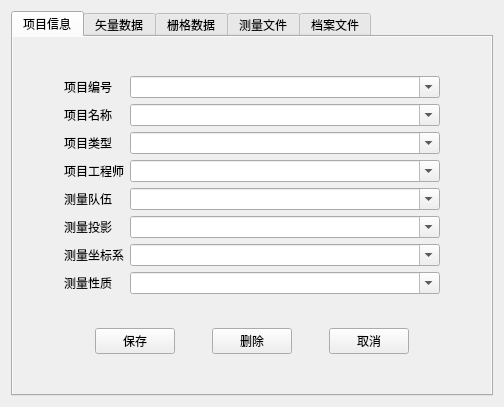
JUBO1992/QtGuiApplication, file QtGuiApplication/QtGuiApplication/projectregisterwnd.ui: the form before one commit.
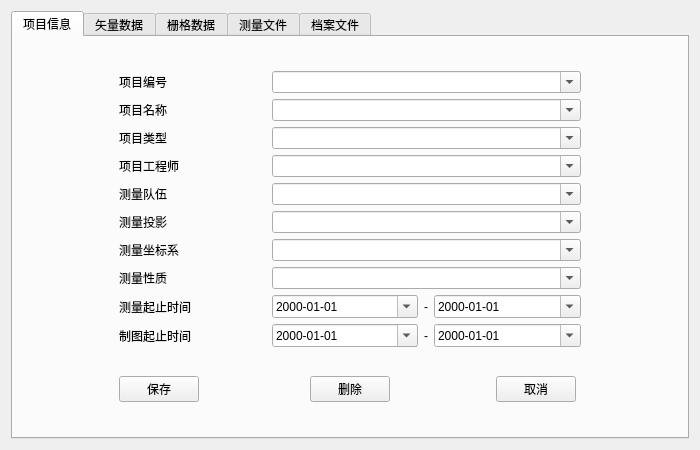
The form after the commit.

Patch:
```diff
--- a/QtGuiApplication/QtGuiApplication/projectregisterwnd.ui
+++ b/QtGuiApplication/QtGuiApplication/projectregisterwnd.ui
@@ -6,58 +6,125 @@
    <rect>
     <x>0</x>
     <y>0</y>
-    <width>504</width>
-    <height>407</height>
+    <width>700</width>
+    <height>450</height>
    </rect>
   </property>
   <property name="windowTitle">
    <string>项目登记</string>
   </property>
-  <property name="autoFillBackground">
-   <bool>true</bool>
-  </property>
-  <layout class="QVBoxLayout" name="verticalLayout">
-   <item>
+  <layout class="QGridLayout" name="gridLayout_6">
+   <item row="0" column="0">
     <widget class="QTabWidget" name="tabWidget_survey">
-     <property name="autoFillBackground">
-      <bool>true</bool>
-     </property>
      <property name="currentIndex">
       <number>0</number>
      </property>
      <widget class="QWidget" name="tab">
-      <property name="autoFillBackground">
-       <bool>true</bool>
-      </property>
       <attribute name="title">
        <string>项目信息</string>
       </attribute>
-      <layout class="QHBoxLayout" name="horizontalLayout_2" stretch="0,1,0">
-       <item>
-        <spacer name="horizontalSpacer_3">
-         <property name="orientation">
-          <enum>Qt::Horizontal</enum>
+      <layout class="QGridLayout" name="gridLayout_7">
+       <item row="1" column="0">
+        <widget class="QPushButton" name="pushButton_saveProject">
+         <property name="sizePolicy">
+          <sizepolicy hsizetype="Fixed" vsizetype="Fixed">
+           <horstretch>0</horstretch>
+           <verstretch>0</verstretch>
+          </sizepolicy>
          </property>
-         <property name="sizeHint" stdset="0">
-          <size>
-           <width>40</width>
-           <height>20</height>
-          </size>
+         <property name="text">
+          <string>保存</string>
          </property>
-        </spacer>
+        </widget>
        </item>
-       <item>
-        <layout class="QVBoxLayout" name="verticalLayout_2" stretch="8,1">
-         <item>
-          <layout class="QGridLayout" name="gridLayout_2" columnstretch="0,1" columnminimumwidth="0,0">
-           <item row="0" column="0">
-            <widget class="QLabel" name="label">
+       <item row="0" column="0" colspan="3">
+        <layout class="QGridLayout" name="gridLayout_2">
+         <item row="6" column="1" colspan="3">
+          <widget class="QComboBox" name="comboBox_surveyCoor">
+           <property name="editable">
+            <bool>true</bool>
+           </property>
+          </widget>
+         </item>
+         <item row="7" column="0">
+          <widget class="QLabel" name="label_8">
+           <property name="layoutDirection">
+            <enum>Qt::LeftToRight</enum>
+           </property>
+           <property name="autoFillBackground">
+            <bool>false</bool>
+           </property>
              <property name="text">
-              <string>项目编号</string>
+            <string>测量性质</string>
              </property>
             </widget>
            </item>
-           <item row="0" column="1">
+         <item row="2" column="1" colspan="3">
+          <widget class="QComboBox" name="comboBox_projectType">
+           <property name="editable">
+            <bool>true</bool>
+           </property>
+          </widget>
+         </item>
+         <item row="7" column="1" colspan="3">
+          <widget class="QComboBox" name="comboBox_surveyType">
+           <property name="editable">
+            <bool>true</bool>
+           </property>
+          </widget>
+         </item>
+         <item row="5" column="0">
+          <widget class="QLabel" name="label_6">
+           <property name="text">
+            <string>测量投影</string>
+           </property>
+          </widget>
+         </item>
+         <item row="8" column="0">
+          <widget class="QLabel" name="label_13">
+           <property name="text">
+            <string>测量起止时间</string>
+           </property>
+          </widget>
+         </item>
+         <item row="4" column="1" colspan="3">
+          <widget class="QComboBox" name="comboBox_surveyTeam">
+           <property name="editable">
+            <bool>true</bool>
+           </property>
+          </widget>
+         </item>
+         <item row="8" column="1">
+          <widget class="QDateEdit" name="dateEdit_surveyStart">
+           <property name="displayFormat">
+            <string>yyyy-MM-dd</string>
+           </property>
+           <property name="calendarPopup">
+            <bool>true</bool>
+           </property>
+          </widget>
+         </item>
+         <item row="8" column="2">
+          <widget class="QLabel" name="label_14">
+           <property name="sizePolicy">
+            <sizepolicy hsizetype="Fixed" vsizetype="Preferred">
+             <horstretch>0</horstretch>
+             <verstretch>0</verstretch>
+            </sizepolicy>
+           </property>
+           <property name="text">
+            <string>-</string>
+           </property>
+          </widget>
+         </item>
+         <item row="1" column="1" colspan="3">
+          <widget class="QComboBox" name="comboBox_projectName">
+           <property name="editable">
+            <bool>true</bool>
+           </property>
+          </widget>
+         </item>
+         <item row="0" column="1" colspan="3">
             <widget class="QComboBox" name="comboBox_projectID">
              <property name="editable">
               <bool>true</bool>
@@ -71,13 +138,6 @@
              </property>
             </widget>
            </item>
-           <item row="1" column="1">
-            <widget class="QComboBox" name="comboBox_projectName">
-             <property name="editable">
-              <bool>true</bool>
-             </property>
-            </widget>
-           </item>
            <item row="2" column="0">
             <widget class="QLabel" name="label_3">
              <property name="text">
@@ -85,13 +145,6 @@
              </property>
             </widget>
            </item>
-           <item row="2" column="1">
-            <widget class="QComboBox" name="comboBox_projectType">
-             <property name="editable">
-              <bool>true</bool>
-             </property>
-            </widget>
-           </item>
            <item row="3" column="0">
             <widget class="QLabel" name="label_4">
              <property name="text">
@@ -99,13 +152,6 @@
              </property>
             </widget>
            </item>
-           <item row="3" column="1">
-            <widget class="QComboBox" name="comboBox_projectEngineer">
-             <property name="editable">
-              <bool>true</bool>
-             </property>
-            </widget>
-           </item>
            <item row="4" column="0">
             <widget class="QLabel" name="label_5">
              <property name="text">
@@ -113,27 +159,27 @@
              </property>
             </widget>
            </item>
-           <item row="4" column="1">
-            <widget class="QComboBox" name="comboBox_surveyTeam">
-             <property name="editable">
-              <bool>true</bool>
-             </property>
-            </widget>
-           </item>
-           <item row="5" column="0">
-            <widget class="QLabel" name="label_6">
-             <property name="text">
-              <string>测量投影</string>
-             </property>
-            </widget>
-           </item>
-           <item row="5" column="1">
+         <item row="5" column="1" colspan="3">
             <widget class="QComboBox" name="comboBox_surveyPrj">
              <property name="editable">
               <bool>true</bool>
              </property>
             </widget>
            </item>
+         <item row="0" column="0">
+          <widget class="QLabel" name="label">
+           <property name="text">
+            <string>项目编号</string>
+           </property>
+          </widget>
+         </item>
+         <item row="3" column="1" colspan="3">
+          <widget class="QComboBox" name="comboBox_projectEngineer">
+           <property name="editable">
+            <bool>true</bool>
+           </property>
+          </widget>
+         </item>
            <item row="6" column="0">
             <widget class="QLabel" name="label_7">
              <property name="text">
@@ -141,64 +187,62 @@
              </property>
             </widget>
            </item>
-           <item row="6" column="1">
-            <widget class="QComboBox" name="comboBox_surveyCoor">
-             <property name="editable">
-              <bool>true</bool>
-             </property>
-            </widget>
-           </item>
-           <item row="7" column="0">
-            <widget class="QLabel" name="label_8">
-             <property name="layoutDirection">
-              <enum>Qt::LeftToRight</enum>
-             </property>
-             <property name="autoFillBackground">
+         <item row="8" column="3">
+          <widget class="QDateEdit" name="dateEdit_surveyEnd">
+           <property name="readOnly">
               <bool>false</bool>
              </property>
+           <property name="displayFormat">
+            <string>yyyy-MM-dd</string>
+           </property>
+           <property name="calendarPopup">
+            <bool>true</bool>
+           </property>
+          </widget>
+         </item>
+         <item row="9" column="0">
+          <widget class="QLabel" name="label_15">
              <property name="text">
-              <string>测量性质</string>
+            <string>制图起止时间</string>
              </property>
             </widget>
            </item>
-           <item row="7" column="1">
-            <widget class="QComboBox" name="comboBox_surveyType">
-             <property name="editable">
+         <item row="9" column="1">
+          <widget class="QDateEdit" name="dateEdit_chartStart">
+           <property name="displayFormat">
+            <string>yyyy-MM-dd</string>
+           </property>
+           <property name="calendarPopup">
               <bool>true</bool>
              </property>
             </widget>
            </item>
-          </layout>
-         </item>
-         <item>
-          <layout class="QHBoxLayout" name="horizontalLayout">
-           <item>
-            <widget class="QPushButton" name="pushButton_saveProject">
-             <property name="sizePolicy">
-              <sizepolicy hsizetype="Fixed" vsizetype="Fixed">
-               <horstretch>0</horstretch>
-               <verstretch>0</verstretch>
-              </sizepolicy>
-             </property>
-             <property name="text">
-              <string>保存</string>
-             </property>
-            </widget>
-           </item>
-           <item>
-            <widget class="QPushButton" name="pushButton_delete">
-             <property name="sizePolicy">
-              <sizepolicy hsizetype="Fixed" vsizetype="Fixed">
-               <horstretch>0</horstretch>
-               <verstretch>0</verstretch>
-              </sizepolicy>
-             </property>
-             <property name="text">
-              <string>删除</string>
-             </property>
-            </widget>
-           </item>
-           <item>
+         <item row="9" column="3">
+          <widget class="QDateEdit" name="dateEdit_chartEnd">
+           <property name="displayFormat">
+            <string>yyyy-MM-dd</string>
+           </property>
+           <property name="calendarPopup">
+            <bool>true</bool>
+           </property>
+          </widget>
+         </item>
+         <item row="9" column="2">
+          <widget class="QLabel" name="label_16">
+           <property name="sizePolicy">
+            <sizepolicy hsizetype="Fixed" vsizetype="Preferred">
+             <horstretch>0</horstretch>
+             <verstretch>0</verstretch>
+            </sizepolicy>
+           </property>
+           <property name="text">
+            <string>-</string>
+           </property>
+          </widget>
+         </item>
+        </layout>
+       </item>
+       <item row="1" column="2">
             <widget class="QPushButton" name="pushButton_cancel">
              <property name="sizePolicy">
               <sizepolicy hsizetype="Fixed" vsizetype="Fixed">
@@ -211,22 +255,18 @@
              </property>
             </widget>
            </item>
-          </layout>
-         </item>
-        </layout>
-       </item>
-       <item>
-        <spacer name="horizontalSpacer_2">
-         <property name="orientation">
-          <enum>Qt::Horizontal</enum>
+       <item row="1" column="1">
+        <widget class="QPushButton" name="pushButton_delete">
+         <property name="sizePolicy">
+          <sizepolicy hsizetype="Fixed" vsizetype="Fixed">
+           <horstretch>0</horstretch>
+           <verstretch>0</verstretch>
+          </sizepolicy>
          </property>
-         <property name="sizeHint" stdset="0">
-          <size>
-           <width>40</width>
-           <height>20</height>
-          </size>
+         <property name="text">
+          <string>删除</string>
          </property>
-        </spacer>
+        </widget>
        </item>
       </layout>
      </widget>
```
Left out of the diff: 92 changed lines with no effect on the pictures. Lines whose indentation alone changed are shown as unchanged.
